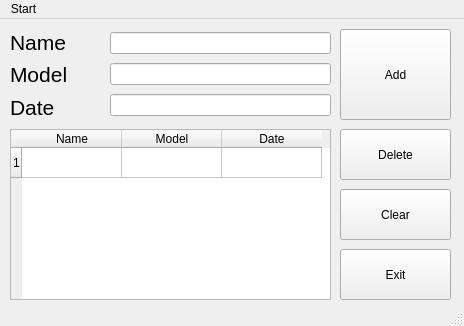
First picture: the form in mainwindow.ui, repository Palit-Invalid/tp_lab, before the edit.
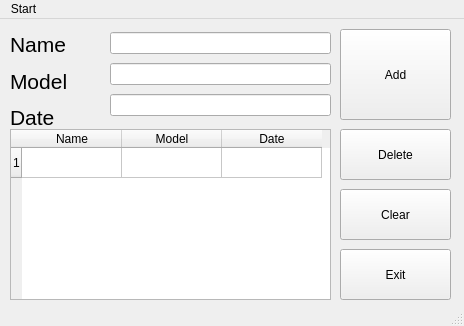
Second picture: the form after the edit.

Commit message: Fix! Cant delete last row

Patch:
```diff
--- a/mainwindow.ui
+++ b/mainwindow.ui
@@ -91,7 +91,7 @@
       <x>10</x>
       <y>10</y>
       <width>91</width>
-      <height>91</height>
+      <height>104</height>
      </rect>
     </property>
     <layout class="QVBoxLayout" name="verticalLayout">
```
Left out of the diff: 2 changed lines with no effect on the pictures. The commit also changes 1 other file.
